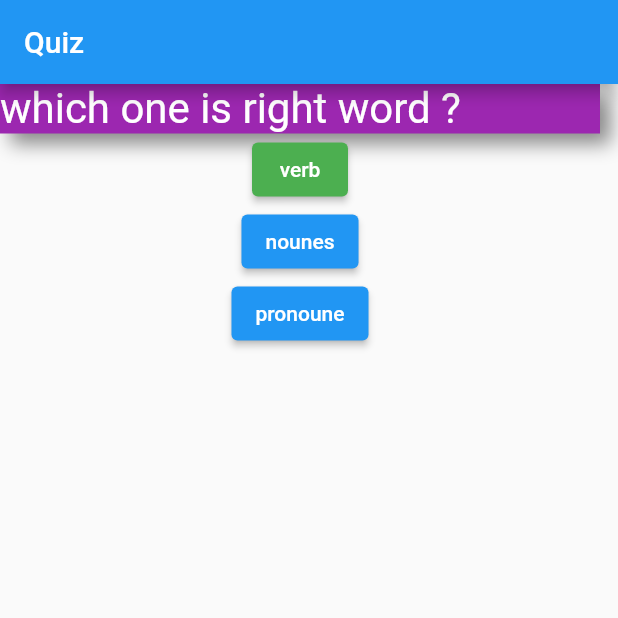
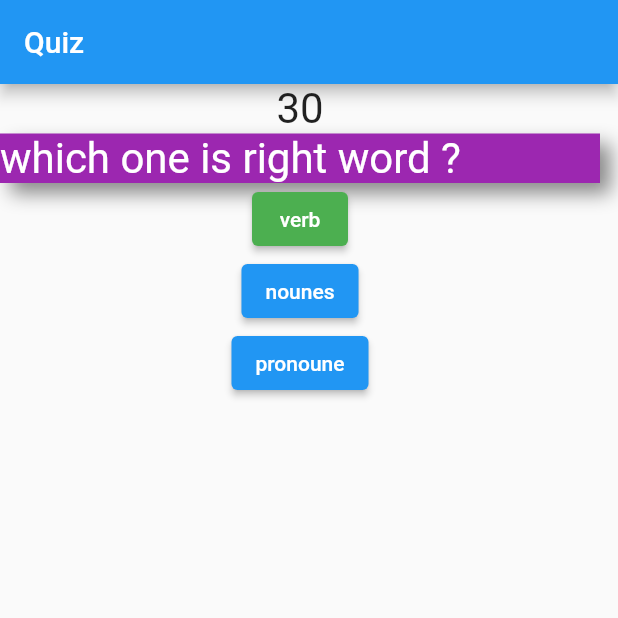
Before and after one commit to nirzonpop192/QuizeApp, a Flutter app: the first screen one second after launch, on a phone screen of 412 x 824 dp, the top half of it. Run offline on Flutter 3.47's test engine with Material 2 defaults, Android fonts, the phone set to English and light mode, and no system bars.

```diff
--- a/lib/main.dart
+++ b/lib/main.dart
@@ -1,42 +1,101 @@
+import 'dart:async';
+
 import 'package:flutter/material.dart';
 import 'package:quize_app/Answer.dart';
 import 'package:quize_app/Question.dart';
 
-void main()=> runApp(
+void main() =>
+    runApp(
         new MyQuizPWidget()
     );
 
-class MyQuizPWidget extends StatefulWidget{
+class MyQuizPWidget extends StatefulWidget {
 
-  // @override
-  // State<StatefulWidget> createState() => new MyQuizPState();
   @override
-  State<StatefulWidget> createState() {
-    return new MyQuizPState();
-  }
+  State<StatefulWidget> createState() => new MyQuizPState();
+//  @override
+// State<StatefulWidget> createState() {
+//   return new MyQuizPState();
+// }
 }
 
 
-class MyQuizPState extends State<MyQuizPWidget>{
+class MyQuizPState extends State<MyQuizPWidget> {
 
-  int _questionIndex=0;
+  late Timer _timer;
+  static const int initial_second=30;
+
+  // varible
+  // initial_second=30
+  // _start=initial_second;
+  // _start=30;
+  int _start=initial_second;
+  // void startTimer() {
+  //   const oneSec = const Duration(seconds: 1);
+  //   _timer = new Timer.periodic(
+  //     oneSec,
+  //         (Timer timer) {
+  //       if (_start == 0) {
+  //         setState(() {
+  //           timer.cancel();
+  //         });
+  //       } else {
+  //         setState(() {
+  //           _start--;
+  //         });
+  //       }
+  //     },
+  //   );
+  // }
+
+
+
+
+
+void startTime() {
+  const interval = const Duration(seconds: 1);
+  _timer = Timer.periodic(interval, (boldaTimer) {
+
+
+      setState(() {
+        if (_start==0)
+        boldaTimer.cancel();
+        else
+          _start--;
+      });
+
+
+  });
+}
+
+
+int _questionIndex = 0;
 // int _button_click=0;
 
-  List<Map<String,dynamic>>question=[
+List<Map<String, dynamic>>question = [
 
-    {'qus':'which one is right word ?',
-      'ans':['verb','nounes','pronoune']
+  {'qus': 'which one is right word ?',
+    'ans': ['verb', 'nounes', 'pronoune']
   },
-    {'qus':'which one is programing language ?',
-      'ans':['Ms Word','Devioun','oracle','ADA']
+  {'qus': 'which one is programing language ?',
+    'ans': ['Ms Word', 'Devioun', 'oracle', 'ADA']
   },
-    {'qus':'which one is OS ?',
-      'ans':['Ms Word','Devioun','kali','Android']
+  {'qus': 'which one is OS ?',
+    'ans': ['Ms Word', 'Devioun', 'kali', 'Android']
   }
 ];
 
-  void nextQuestion(){
+@override
+  void initState() {
+
+  startTime();
+    super.initState();
+  }
+void nextQuestion() {
+
   setState(() {
+    // _start=30
+    _start=initial_second;
     // ++_questionIndex;
     // _questionIndex=0+1 // 0 // 1 // 2
     // _questionIndex=1 // 1  // 2 // 3
@@ -48,32 +107,34 @@ class MyQuizPState extends State<MyQuizPWidget>{
     // 3 < = 3 = true
     // 4 < = 3 = false
     //_button_click++; //1
-      if (_questionIndex < question.length-1) {// true
+    if (_questionIndex < question.length - 1) { // true
       //_questionIndex=_questionIndex+1;  // increment // _questionIndex++
       ++_questionIndex;
     }
     else
-        _questionIndex=0;
+      _questionIndex = 0;
   });
 
+  startTime();
 }
+
 @override
 Widget build(BuildContext context) {
   return MaterialApp(
     home: Scaffold(
-          appBar: AppBar( title: Text("Quiz"),),
+      appBar: AppBar(title: Text("Quiz"),),
       body: Column(
         children: [
           // if(_button_click!=0 &&_button_click<=question.length)
-              new QuestionWidget(question[_questionIndex]['qus']),
+          Text(_start.toString(),style: TextStyle(fontSize: 28),),
+           QuestionWidget(question[_questionIndex]['qus']),
 
-              ...(question[_questionIndex]['ans']as List).map(
+          ...(question[_questionIndex]['ans'] as List).map(
                   (answer) {
-
-                        if(answer=="verb" || answer=="kali"|| answer=="ADA")
-                        return  Answer(answer,nextQuestion,isItCorrect: true,);
+                if (answer == "verb" || answer == "kali" || answer == "ADA")
+                  return Answer(answer, nextQuestion, isItCorrect: true,);
                 else
-                        return  Answer(answer,nextQuestion);
+                  return Answer(answer, nextQuestion);
               }
           ),
 
@@ -82,5 +143,4 @@ class MyQuizPState extends State<MyQuizPWidget>{
       ),
     ),
   );
-  }
-}
+}}
```
Lines whose indentation alone changed are shown as unchanged.
